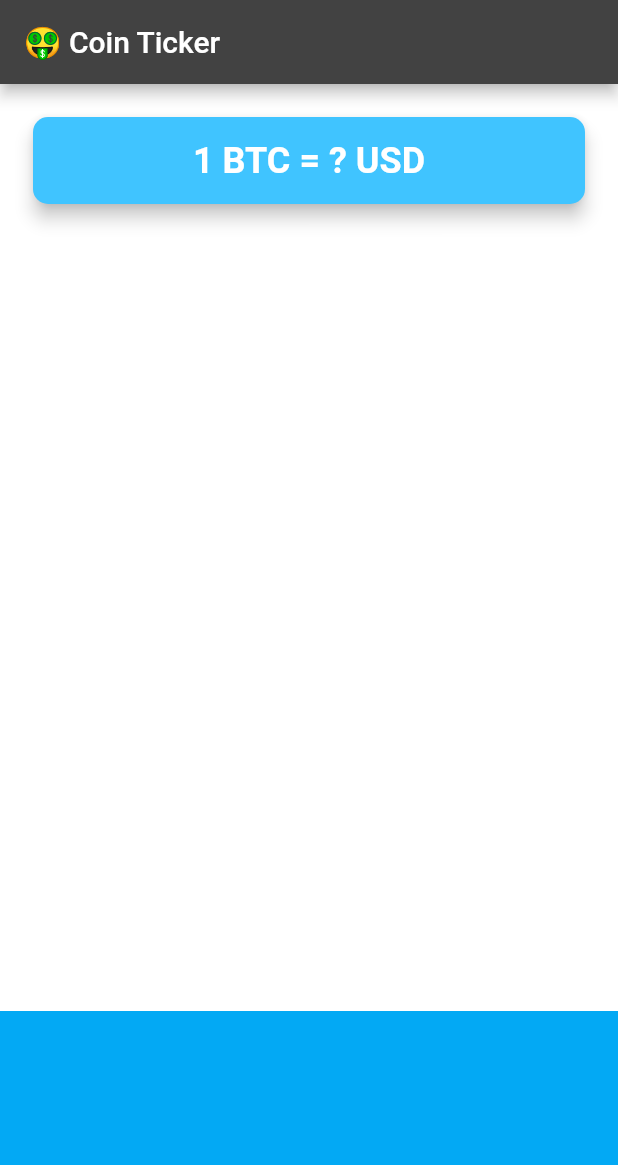
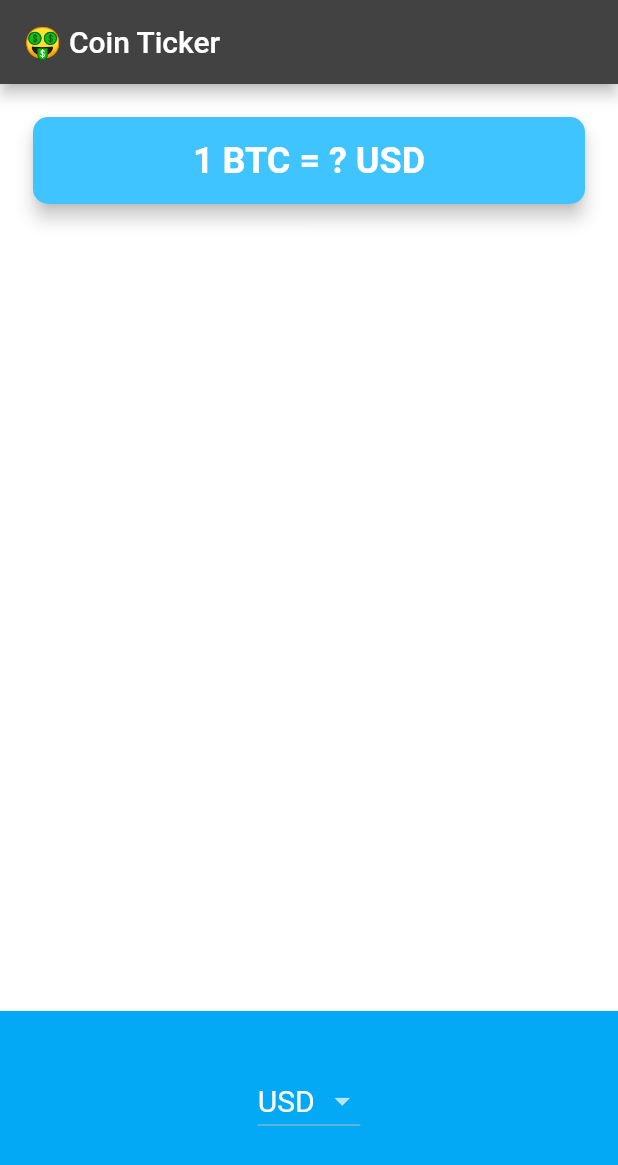
Before and after one commit to robence/flutter_bitcoin_tracker, a Flutter app: the screen it shows after launch, on a phone screen of 412 x 824 dp. Shown: the top 1165 px of the screen. Run offline on Flutter 3.47's test engine with Material 2 defaults, Android fonts, the phone set to English and light mode, and no system bars.

Commit message:
show currency dropdown

```diff
--- a/lib/price_screen.dart
+++ b/lib/price_screen.dart
@@ -1,4 +1,5 @@
 import 'package:flutter/material.dart';
+import 'package:flutter_bitcoin_tracker/coin_data.dart';
 
 class PriceScreen extends StatefulWidget {
   const PriceScreen({Key? key}) : super(key: key);
@@ -8,6 +9,8 @@ class PriceScreen extends StatefulWidget {
 }
 
 class _PriceScreenState extends State<PriceScreen> {
+  var selectedCurrency = 'USD';
+
   @override
   Widget build(BuildContext context) {
     return Scaffold(
@@ -45,7 +48,18 @@ class _PriceScreenState extends State<PriceScreen> {
             alignment: Alignment.center,
             padding: const EdgeInsets.only(bottom: 30.0),
             color: Colors.lightBlue,
-            child: null,
+            child: DropdownButton(
+              value: selectedCurrency,
+              style: const TextStyle(fontSize: 20.0),
+              items: currenciesList
+                  .map((e) => DropdownMenuItem(child: Text(e), value: e))
+                  .toList(),
+              onChanged: (String? value) {
+                setState(() {
+                  selectedCurrency = value ?? selectedCurrency;
+                });
+              },
+            ),
           ),
         ],
       ),
```
